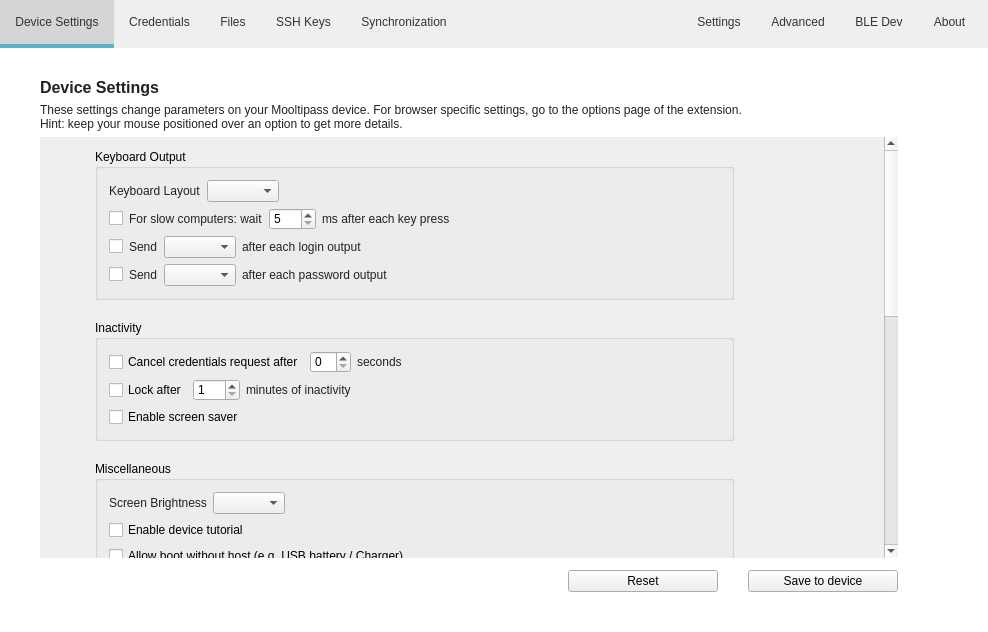
This is src/MainWindow.ui in mooltipass/moolticute as Qt 5 draws it before an edit. The edited form follows.
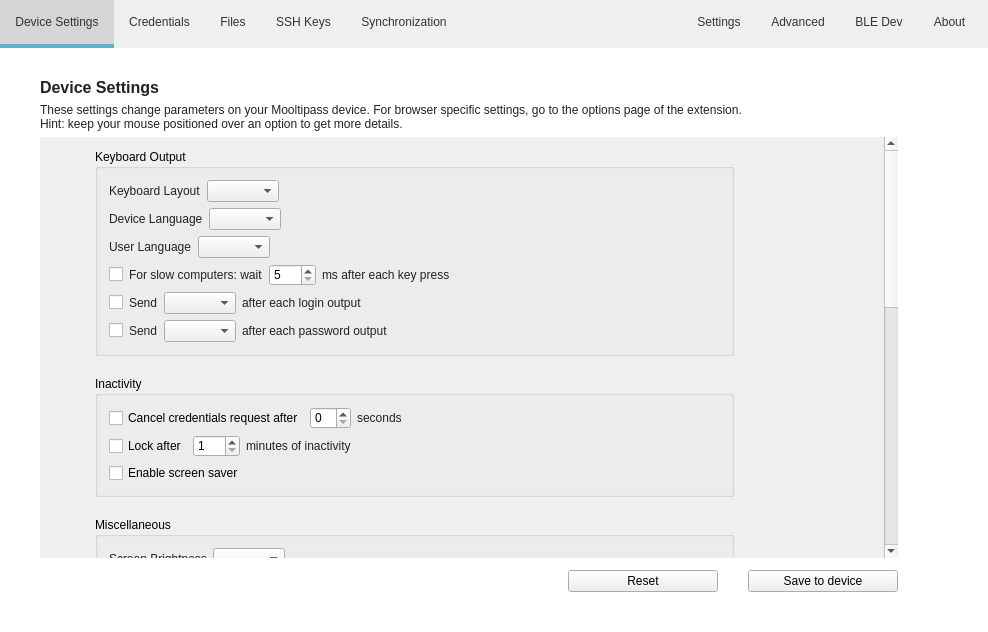
This is the edited form. The open tabs and pages were chosen to show the change. Icons and pictures are not drawn. Custom widgets are drawn as their Qt base class.

Commit message: [BLE] Add GUI elements for User and Device Language settings

```diff
--- a/src/MainWindow.ui
+++ b/src/MainWindow.ui
@@ -576,6 +576,88 @@
                  </layout>
                 </widget>
                </item>
+               <item>
+                <widget class="QWidget" name="settings_device_language" native="true">
+                 <layout class="QHBoxLayout" name="horizontalLayout_52">
+                  <property name="leftMargin">
+                   <number>0</number>
+                  </property>
+                  <property name="topMargin">
+                   <number>0</number>
+                  </property>
+                  <property name="rightMargin">
+                   <number>0</number>
+                  </property>
+                  <property name="bottomMargin">
+                   <number>0</number>
+                  </property>
+                  <item>
+                   <widget class="QLabel" name="label_deviceLang">
+                    <property name="text">
+                     <string>Device Language</string>
+                    </property>
+                   </widget>
+                  </item>
+                  <item>
+                   <widget class="QComboBox" name="comboBoxDeviceLang"/>
+                  </item>
+                  <item>
+                   <spacer name="horizontalSpacer_48">
+                    <property name="orientation">
+                     <enum>Qt::Horizontal</enum>
+                    </property>
+                    <property name="sizeHint" stdset="0">
+                     <size>
+                      <width>40</width>
+                      <height>20</height>
+                     </size>
+                    </property>
+                   </spacer>
+                  </item>
+                 </layout>
+                </widget>
+               </item>
+               <item>
+                <widget class="QWidget" name="settings_user_language" native="true">
+                 <layout class="QHBoxLayout" name="horizontalLayout_51">
+                  <property name="leftMargin">
+                   <number>0</number>
+                  </property>
+                  <property name="topMargin">
+                   <number>0</number>
+                  </property>
+                  <property name="rightMargin">
+                   <number>0</number>
+                  </property>
+                  <property name="bottomMargin">
+                   <number>0</number>
+                  </property>
+                  <item>
+                   <widget class="QLabel" name="label_userLanguage">
+                    <property name="text">
+                     <string>User Language</string>
+                    </property>
+                   </widget>
+                  </item>
+                  <item>
+                   <widget class="QComboBox" name="comboBoxUserLanguage"/>
+                  </item>
+                  <item>
+                   <spacer name="horizontalSpacer_49">
+                    <property name="orientation">
+                     <enum>Qt::Horizontal</enum>
+                    </property>
+                    <property name="sizeHint" stdset="0">
+                     <size>
+                      <width>40</width>
+                      <height>20</height>
+                     </size>
+                    </property>
+                   </spacer>
+                  </item>
+                 </layout>
+                </widget>
+               </item>
                <item>
                 <widget class="QWidget" name="settings_keyboard_keydelay" native="true">
                  <property name="toolTip">
```
The commit also changes 2 other files.
